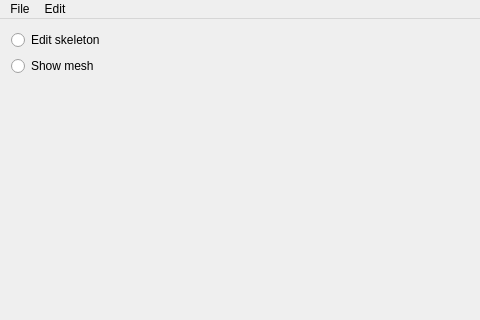
Qt form mainwindow.ui (evanw/cs224final) before a commit; both pictures show x 0 to 480 and y 0 to 320 of the 800 by 600 pixel window.
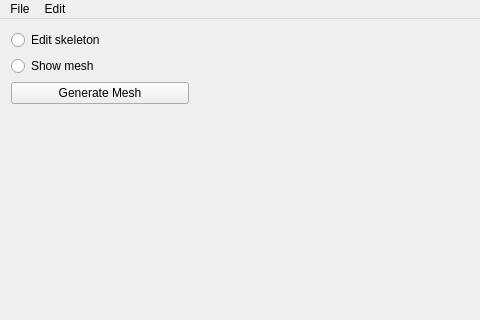
The same form after that commit. Custom widgets are drawn as their Qt base class.

Commit message: connected gui to mesh code

```diff
--- a/mainwindow.ui
+++ b/mainwindow.ui
@@ -56,6 +56,13 @@
          </property>
         </widget>
        </item>
+       <item>
+        <widget class="QPushButton" name="generateMesh">
+         <property name="text">
+          <string>Generate Mesh</string>
+         </property>
+        </widget>
+       </item>
        <item>
         <widget class="QWidget" name="emptySpace" native="true">
          <property name="sizePolicy">
```
Left out of the diff: 21 changed lines with no effect on the pictures. The commit also changes 7 other files.
